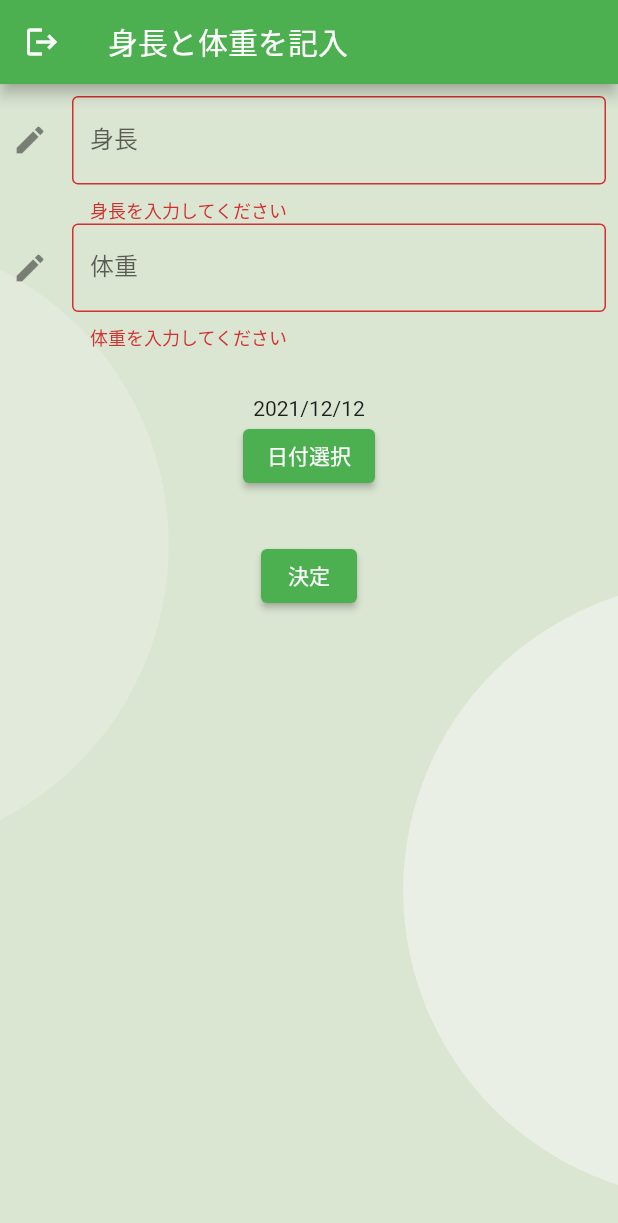
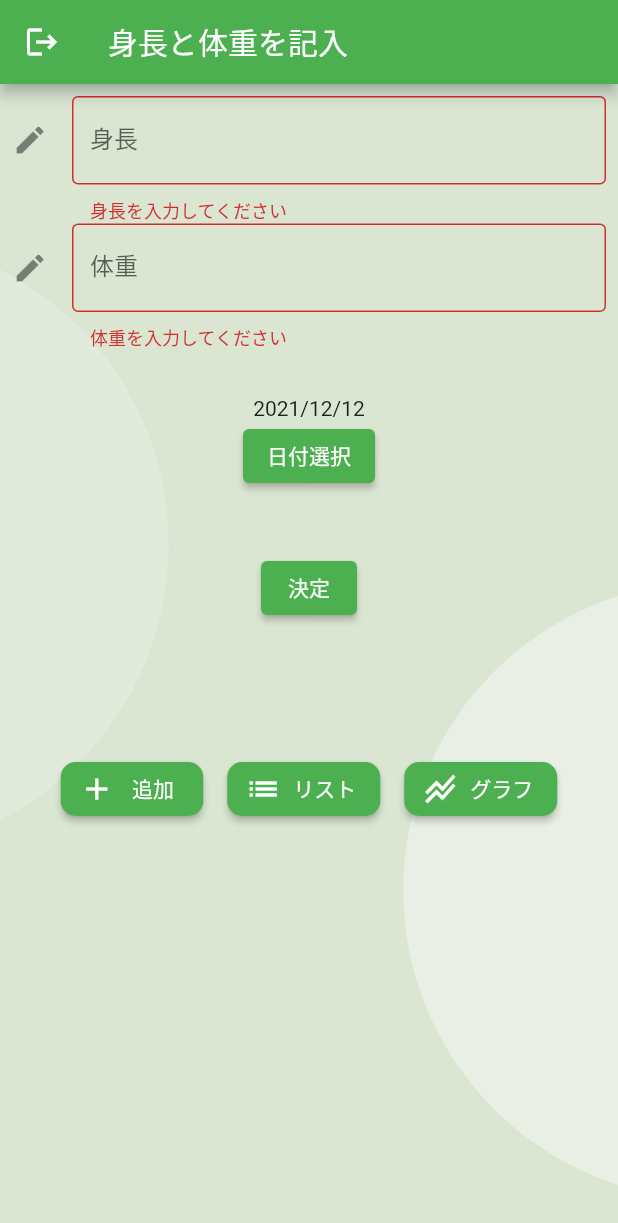
Before and after one commit to yamatku415/health_app, a Flutter app: the MyHomePage screen opened directly, after a tap on "決定", on a phone screen of 412 x 824 dp. Shown: the top 1223 px of the screen. Run offline on Flutter 3.47's test engine with Material 2 defaults, Android fonts, the phone set to English and light mode, and no system bars; our stand-ins replace charts_flutter, cloud_firestore, firebase_auth, firebase_core, flutter_slidable, google_sign_in and 1 more; missing offline and left inert: sign_button; accounts and stored records are empty.

Commit message:
ナビゲーションバーからボタンに変更

```diff
--- a/lib/first_forms/my_home_page.dart
+++ b/lib/first_forms/my_home_page.dart
@@ -19,44 +19,6 @@ class SharedValues {
   DateTime? edDate;
 
   GlobalKey<FormState> _formKey = GlobalKey<FormState>();
-}
-
-class BottomNavigation extends StatefulWidget {
-  @override
-  _BottomNavigationState createState() => _BottomNavigationState();
-}
-
-class _BottomNavigationState extends State<BottomNavigation> {
-  int selectedIndex = 0;
-  List<Widget> pageList = [
-    MyHomePage(),
-    AddWeightPage(),
-    WeightListPage(),
-    GraphPage()
-  ];
-  @override
-  Widget build(BuildContext context) {
-    return Scaffold(
-      body: pageList[selectedIndex],
-      bottomNavigationBar: BottomNavigationBar(
-          items: [
-            BottomNavigationBarItem(
-                icon: Icon(Icons.home),
-                label: 'ホーム',
-                backgroundColor: Colors.green),
-            BottomNavigationBarItem(icon: Icon(Icons.add), label: '今日の体重'),
-            BottomNavigationBarItem(icon: Icon(Icons.list), label: '体重リスト'),
-            BottomNavigationBarItem(
-                icon: Icon(Icons.stacked_line_chart), label: '体重グラフ'),
-          ],
-          currentIndex: selectedIndex,
-          onTap: (int index) {
-            setState(() {
-              selectedIndex = index;
-            });
-          }),
-    );
-  }
 }
 
 class MyHomePage extends StatefulWidget {
@@ -84,10 +46,6 @@ class _MyHomePage extends State<MyHomePage> {
     weightController.text = prefs.getString('weight') ?? "";
     fDate = prefs.getString('date');
     SharedValues.instance.ideal = prefs.getDouble('ideal');
-    idealMath();
-
-    SharedValues.instance.firstDay = formatter.parse(fDate!);
-
     setState(() {});
   }
 
@@ -173,15 +131,22 @@ class _MyHomePage extends State<MyHomePage> {
                             onPressed: () {
                               if (fDate == null) {
                                 _selectDate(context);
+                              } else {
+                                _selectedDate(context);
+                                SharedValues.instance.firstDay =
+                                    formatter.parse(fDate!);
                               }
                             },
                             child: Text('日付選択'),
                           )),
                         ],
                       )),
+                  Column(
+                    mainAxisSize: MainAxisSize.min,
+                    children: [
                       Center(
                         child: Padding(
-                      padding: const EdgeInsets.all(2.0),
+                          padding: const EdgeInsets.all(10.0),
                           child: ElevatedButton(
                             // 送信ボタンクリック時の処理
                             onPressed: () {
@@ -192,19 +157,17 @@ class _MyHomePage extends State<MyHomePage> {
                                   .validate()) {
                                 idealMath();
                                 fDate = DateFormat('yyyy/MM/dd').format(_date);
-                            idealMath();
-
-                            SharedValues.instance.firstDay =
-                                formatter.parse(fDate!);
                               }
                             },
                             child: Text('決定'),
                           ),
                         ),
                       ),
+                    ],
+                  ),
                   if (SharedValues.instance.ideal != null)
                     Padding(
-                      padding: const EdgeInsets.all(50.0),
+                      padding: const EdgeInsets.all(40.0),
                       child: Container(
                           decoration: BoxDecoration(
                             borderRadius: BorderRadius.circular(10),
@@ -219,6 +182,86 @@ class _MyHomePage extends State<MyHomePage> {
                                 fontStyle: FontStyle.italic,
                                 fontSize: 19),
                           )),
+                    ),
+                  Container(
+                    height: 200,
+                    child: Center(
+                      child: Row(
+                          mainAxisAlignment: MainAxisAlignment.center,
+                          children: [
+                            Padding(
+                              padding: const EdgeInsets.all(8.0),
+                              child: ElevatedButton.icon(
+                                  label: Text(' 追加 '),
+                                  icon: Icon(Icons.add),
+                                  style: ElevatedButton.styleFrom(
+                                    primary: Colors.green,
+                                    onPrimary: Colors.white,
+                                    shape: RoundedRectangleBorder(
+                                      borderRadius: BorderRadius.circular(10),
+                                    ),
+                                  ),
+                                  onPressed: () {
+                                    Navigator.push(
+                                        context,
+                                        MaterialPageRoute(
+                                          builder: (context) => AddWeightPage(),
+                                        ));
+                                  }),
+                            ),
+                            Padding(
+                              padding: const EdgeInsets.all(8.0),
+                              child: ElevatedButton.icon(
+                                  label: Text('リスト'),
+                                  icon: Icon(Icons.list),
+                                  style: ElevatedButton.styleFrom(
+                                    primary: Colors.green,
+                                    onPrimary: Colors.white,
+                                    shape: RoundedRectangleBorder(
+                                      borderRadius: BorderRadius.circular(10),
+                                    ),
+                                  ),
+                                  onPressed: () {
+                                    Navigator.push(
+                                        context,
+                                        MaterialPageRoute(
+                                          builder: (context) =>
+                                              WeightListPage(),
+                                        ));
+                                  }),
+                            ),
+
+                            ///値が入っていない場合は何かしらでページ遷移できないようにする
+                            Padding(
+                              padding: const EdgeInsets.all(8.0),
+                              child: ElevatedButton.icon(
+                                label: Text('グラフ'),
+                                icon: Icon(Icons.stacked_line_chart),
+                                style: ElevatedButton.styleFrom(
+                                  primary: Colors.green,
+                                  onPrimary: Colors.white,
+                                  shape: RoundedRectangleBorder(
+                                    borderRadius: BorderRadius.circular(10),
+                                  ),
+                                ),
+                                onPressed: () {
+                                  ///idealがnullだったらelse文使ってスナックバー表示こっち！！
+                                  idealMath();
+
+                                  SharedValues.instance.firstDay =
+                                      formatter.parse(fDate!);
+
+                                  if (SharedValues.instance.ideal != null)
+                                    Navigator.push(
+                                        context,
+                                        MaterialPageRoute(
+                                          builder: (context) => GraphPage(),
+                                        ));
+                                },
+                              ),
+                            ),
+                          ]),
+                    ),
                   ),
                 ],
               ),
@@ -241,6 +284,16 @@ class _MyHomePage extends State<MyHomePage> {
   }
 
   static final formatter = DateFormat("yyyy/MM/dd");
+  Future<Null> _selectedDate(BuildContext context) async {
+    final DateTime? picked = await showDatePicker(
+        context: context,
+        initialDate: formatter.parse(fDate!),
+        firstDate: DateTime(2018),
+        lastDate: DateTime.now().add(Duration(days: 360)));
+    if (picked != null) {
+      setState(() => formatter.parse(fDate!) != picked);
+    }
+  }
 
   Future idealMath() async {
     nowHeight = double.parse(heightController.text);
--- a/lib/login/login_page.dart
+++ b/lib/login/login_page.dart
@@ -41,7 +41,7 @@ class LoginPage extends StatelessWidget {
                           await model.login();
                           Navigator.of(context)
                               .push(MaterialPageRoute(builder: (context) {
-                            return BottomNavigation();
+                            return MyHomePage();
                           }));
                         }),
                     const SizedBox(
--- a/lib/main.dart
+++ b/lib/main.dart
@@ -24,7 +24,7 @@ class MyApp extends StatelessWidget {
       debugShowCheckedModeBanner: false,
       home: FirebaseAuth.instance.currentUser == null
           ? LoginPage()
-          : BottomNavigation(),
+          : MyHomePage(),
     );
   }
 }
--- a/pubspec.yaml
+++ b/pubspec.yaml
@@ -4,7 +4,7 @@ description: A new Flutter project.
 publish_to: 'none' # Remove this line if you wish to publish to pub.dev
 
 
-version: 1.0.0+2
+version: 1.0.0+4
 
 environment:
   sdk: ">=2.12.0 <3.0.0"
```
Also changed, not shown: 1 other file. Lines whose indentation alone changed are shown as unchanged.
